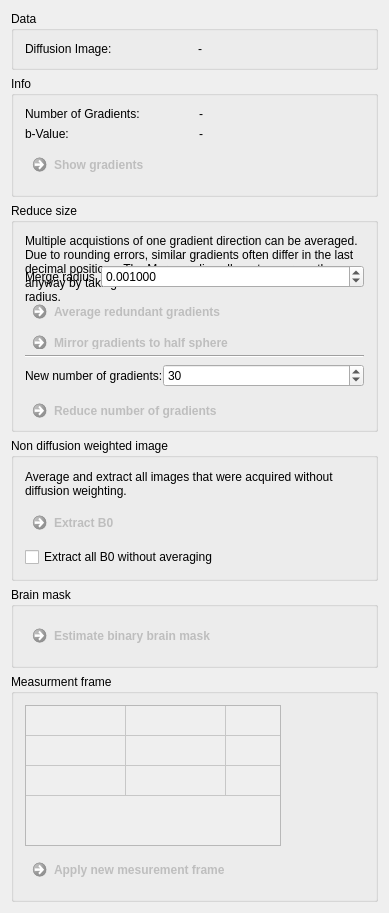
The window that Plugins/org.mitk.gui.qt.diffusionimaging/src/internal/QmitkPreprocessingViewControls.ui (MITK/MITK) describes before a commit, drawn with Qt 5.
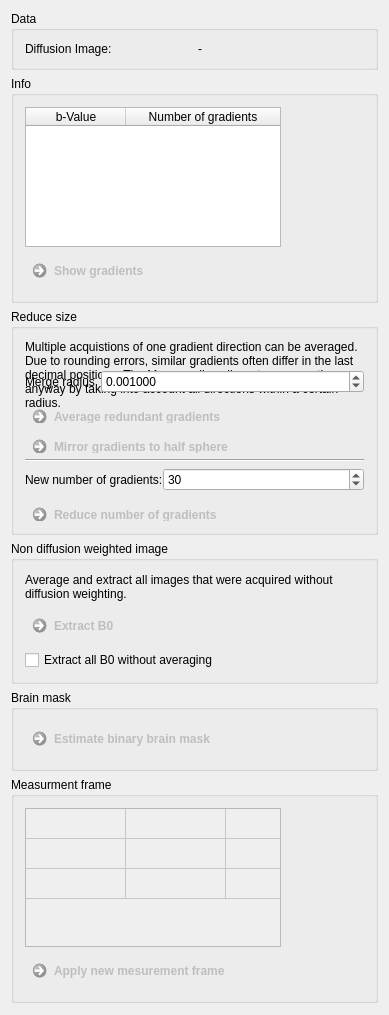
The same window after the commit.

Commit message: adaption of preprocessing view for multiple b-Value Images

```diff
--- a/Plugins/org.mitk.gui.qt.diffusionimaging/src/internal/QmitkPreprocessingViewControls.ui
+++ b/Plugins/org.mitk.gui.qt.diffusionimaging/src/internal/QmitkPreprocessingViewControls.ui
@@ -7,7 +7,7 @@
     <x>0</x>
     <y>0</y>
     <width>389</width>
-    <height>913</height>
+    <height>984</height>
    </rect>
   </property>
   <property name="minimumSize">
@@ -22,6 +22,9 @@
   <property name="windowTitle">
    <string>QmitkPreprocessingViewControls</string>
   </property>
+  <property name="autoFillBackground">
+   <bool>true</bool>
+  </property>
   <layout class="QVBoxLayout" name="verticalLayout">
    <item>
     <widget class="QGroupBox" name="groupBox_6">
@@ -51,45 +54,49 @@
      <property name="title">
       <string>Info</string>
      </property>
-     <layout class="QFormLayout" name="formLayout">
-      <property name="fieldGrowthPolicy">
-       <enum>QFormLayout::AllNonFixedFieldsGrow</enum>
-      </property>
+     <layout class="QGridLayout" name="gridLayout_3">
       <item row="0" column="0">
-       <widget class="QLabel" name="label_4">
-        <property name="text">
-         <string>Number of Gradients:</string>
+       <widget class="QTableWidget" name="m_BvalueTable">
+        <property name="sizePolicy">
+         <sizepolicy hsizetype="Minimum" vsizetype="Minimum">
+          <horstretch>0</horstretch>
+          <verstretch>0</verstretch>
+         </sizepolicy>
         </property>
-       </widget>
-      </item>
-      <item row="0" column="1">
-       <widget class="QLabel" name="m_GradientsLabel">
-        <property name="text">
-         <string>-</string>
+        <property name="verticalScrollBarPolicy">
+         <enum>Qt::ScrollBarAsNeeded</enum>
         </property>
-        <property name="alignment">
-         <set>Qt::AlignLeading|Qt::AlignLeft|Qt::AlignVCenter</set>
+        <property name="horizontalScrollBarPolicy">
+         <enum>Qt::ScrollBarAlwaysOff</enum>
         </property>
+        <attribute name="horizontalHeaderCascadingSectionResizes">
+         <bool>true</bool>
+        </attribute>
+        <attribute name="horizontalHeaderDefaultSectionSize">
+         <number>100</number>
+        </attribute>
+        <attribute name="horizontalHeaderStretchLastSection">
+         <bool>true</bool>
+        </attribute>
+        <attribute name="verticalHeaderVisible">
+         <bool>false</bool>
+        </attribute>
+        <attribute name="verticalHeaderCascadingSectionResizes">
+         <bool>true</bool>
+        </attribute>
+        <column>
+         <property name="text">
+          <string>b-Value</string>
+         </property>
+        </column>
+        <column>
+         <property name="text">
+          <string>Number of gradients</string>
+         </property>
+        </column>
        </widget>
       </item>
-      <item row="2" column="0">
-       <widget class="QLabel" name="label_6">
-        <property name="text">
-         <string>b-Value:</string>
-        </property>
-       </widget>
-      </item>
-      <item row="2" column="1">
-       <widget class="QLabel" name="m_BvalLabel">
-        <property name="text">
-         <string>-</string>
-        </property>
-        <property name="alignment">
-         <set>Qt::AlignLeading|Qt::AlignLeft|Qt::AlignVCenter</set>
-        </property>
-       </widget>
-      </item>
-      <item row="3" column="0">
+      <item row="1" column="0">
        <widget class="QCommandLinkButton" name="m_ShowGradientsButton">
         <property name="enabled">
          <bool>false</bool>
@@ -108,6 +115,19 @@
         </property>
        </widget>
       </item>
+      <item row="0" column="1">
+       <spacer name="horizontalSpacer_2">
+        <property name="orientation">
+         <enum>Qt::Horizontal</enum>
+        </property>
+        <property name="sizeHint" stdset="0">
+         <size>
+          <width>40</width>
+          <height>20</height>
+         </size>
+        </property>
+       </spacer>
+      </item>
      </layout>
     </widget>
    </item>
```
Left out of the diff: 2 changed lines with no effect on the pictures. The commit also changes 1 other file.
